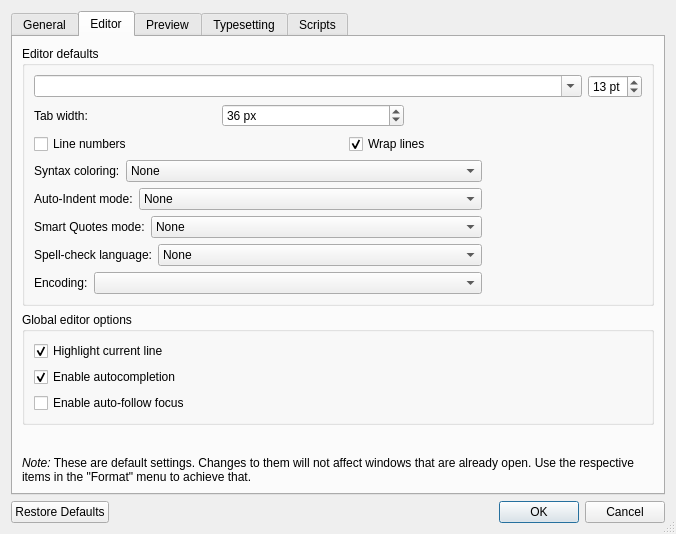
Qt form src/PrefsDialog.ui (TeXworks/texworks) before a commit.
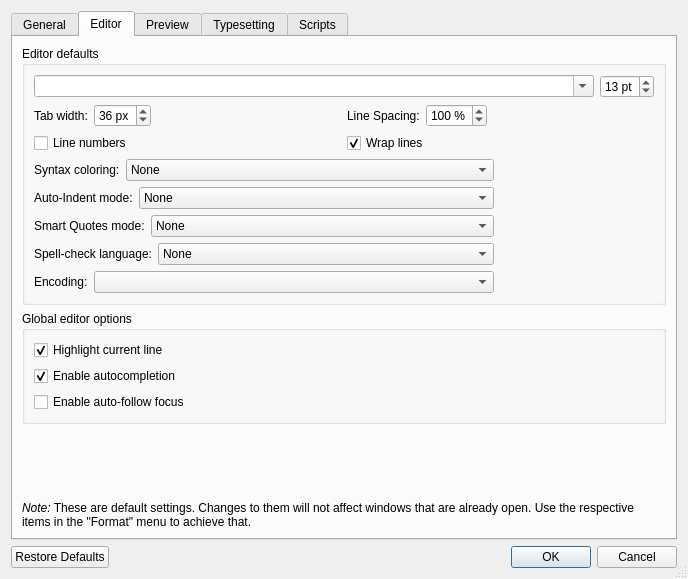
The same form after that commit. The open tabs and pages were chosen to show the change. Icons and pictures are not drawn. Custom widgets are drawn as their Qt base class.

Commit message: Make editor line spacing customizable (fixes #124)

```diff
--- a/src/PrefsDialog.ui
+++ b/src/PrefsDialog.ui
@@ -6,8 +6,8 @@
    <rect>
     <x>0</x>
     <y>0</y>
-    <width>676</width>
-    <height>534</height>
+    <width>688</width>
+    <height>579</height>
    </rect>
   </property>
   <property name="windowTitle">
@@ -215,7 +215,9 @@
            </layout>
           </item>
           <item row="1" column="0">
-           <layout class="QHBoxLayout" name="horizontalLayout">
+           <layout class="QGridLayout" name="gridLayout_5">
+            <item row="0" column="0">
+             <layout class="QHBoxLayout" name="horizontalLayout_10">
             <item>
              <widget class="QLabel" name="label">
               <property name="text">
@@ -237,25 +239,65 @@
              </widget>
             </item>
             <item>
-             <spacer name="spacer">
+               <spacer name="horizontalSpacer_5">
               <property name="orientation">
                <enum>Qt::Horizontal</enum>
               </property>
-              <property name="sizeType">
-               <enum>QSizePolicy::Fixed</enum>
-              </property>
+                <property name="sizeHint" stdset="0">
+                 <size>
+                  <width>40</width>
+                  <height>17</height>
+                 </size>
+                </property>
+               </spacer>
+              </item>
+             </layout>
+            </item>
+            <item row="0" column="1">
+             <layout class="QHBoxLayout" name="horizontalLayout_11">
+              <item>
+               <widget class="QLabel" name="label_16">
+                <property name="text">
+                 <string>Line Spacing:</string>
+                </property>
+               </widget>
+              </item>
+              <item>
+               <widget class="QSpinBox" name="lineSpacing">
+                <property name="suffix">
+                 <string> %</string>
+                </property>
+                <property name="minimum">
+                 <number>50</number>
+                </property>
+                <property name="maximum">
+                 <number>500</number>
+                </property>
+                <property name="singleStep">
+                 <number>10</number>
+                </property>
+                <property name="value">
+                 <number>100</number>
+                </property>
+               </widget>
+              </item>
+              <item>
+               <spacer name="horizontalSpacer_6">
+                <property name="orientation">
+                 <enum>Qt::Horizontal</enum>
+                </property>
               <property name="sizeHint" stdset="0">
                <size>
-                <width>238</width>
-                <height>24</height>
+                  <width>40</width>
+                  <height>17</height>
                </size>
               </property>
              </spacer>
             </item>
            </layout>
           </item>
-          <item row="2" column="0">
-           <layout class="QHBoxLayout" name="horizontalLayout_6">
+            <item row="1" column="0">
+             <layout class="QHBoxLayout" name="horizontalLayout_12">
             <item>
              <widget class="QCheckBox" name="lineNumbers">
               <property name="text">
@@ -263,19 +305,10 @@
               </property>
              </widget>
             </item>
-            <item>
-             <spacer name="horizontalSpacer_5">
-              <property name="orientation">
-               <enum>Qt::Horizontal</enum>
-              </property>
-              <property name="sizeHint" stdset="0">
-               <size>
-                <width>40</width>
-                <height>17</height>
-               </size>
-              </property>
-             </spacer>
+             </layout>
             </item>
+            <item row="1" column="1">
+             <layout class="QHBoxLayout" name="horizontalLayout">
             <item>
              <widget class="QCheckBox" name="wrapLines">
               <property name="text">
@@ -286,22 +319,11 @@
               </property>
              </widget>
             </item>
-            <item>
-             <spacer name="horizontalSpacer_6">
-              <property name="orientation">
-               <enum>Qt::Horizontal</enum>
-              </property>
-              <property name="sizeHint" stdset="0">
-               <size>
-                <width>40</width>
-                <height>20</height>
-               </size>
-              </property>
-             </spacer>
+             </layout>
             </item>
            </layout>
           </item>
-          <item row="3" column="0">
+          <item row="2" column="0">
            <layout class="QHBoxLayout" name="horizontalLayout_2">
             <item>
              <widget class="QLabel" name="label_7">
@@ -340,7 +362,7 @@
             </item>
            </layout>
           </item>
-          <item row="4" column="0">
+          <item row="3" column="0">
            <layout class="QHBoxLayout" name="horizontalLayout_3">
             <item>
              <widget class="QLabel" name="label_8">
@@ -379,7 +401,7 @@
             </item>
            </layout>
           </item>
-          <item row="5" column="0">
+          <item row="4" column="0">
            <layout class="QHBoxLayout" name="horizontalLayout_7">
             <item>
              <widget class="QLabel" name="label_9">
@@ -418,7 +440,7 @@
             </item>
            </layout>
           </item>
-          <item row="6" column="0">
+          <item row="5" column="0">
            <layout class="QHBoxLayout" name="horizontalLayout_4">
             <item>
              <widget class="QLabel" name="label_6">
@@ -457,7 +479,7 @@
             </item>
            </layout>
           </item>
-          <item row="7" column="0">
+          <item row="6" column="0">
            <layout class="QHBoxLayout" name="horizontalLayout_5">
             <item>
              <widget class="QLabel" name="label_2">
```
Left out of the diff: 1 changed line with no effect on the pictures. Lines whose indentation alone changed are shown as unchanged. The commit also changes 4 other files.
